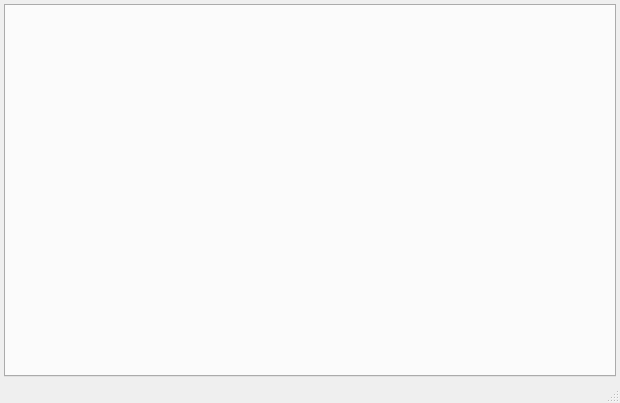
Before: the Qt Designer form mainwindow.ui in Kudesnick/regexpterm, drawn with Qt 5.
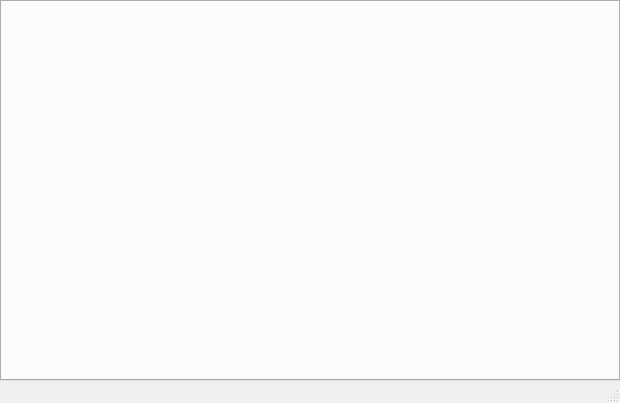
After: the same form once the commit is applied.

```diff
--- a/mainwindow.ui
+++ b/mainwindow.ui
@@ -16,22 +16,28 @@
   <property name="layoutDirection">
    <enum>Qt::LeftToRight</enum>
   </property>
+  <property name="iconSize">
+   <size>
+    <width>16</width>
+    <height>16</height>
+   </size>
+  </property>
   <widget class="QWidget" name="centralwidget">
    <layout class="QGridLayout" name="gridLayout">
     <property name="leftMargin">
-     <number>4</number>
+     <number>0</number>
     </property>
     <property name="topMargin">
-     <number>4</number>
+     <number>0</number>
     </property>
     <property name="rightMargin">
-     <number>4</number>
+     <number>0</number>
     </property>
     <property name="bottomMargin">
-     <number>4</number>
+     <number>0</number>
     </property>
     <property name="spacing">
-     <number>4</number>
+     <number>0</number>
     </property>
     <item row="0" column="0">
      <widget class="QTabWidget" name="tabWidget">
```
